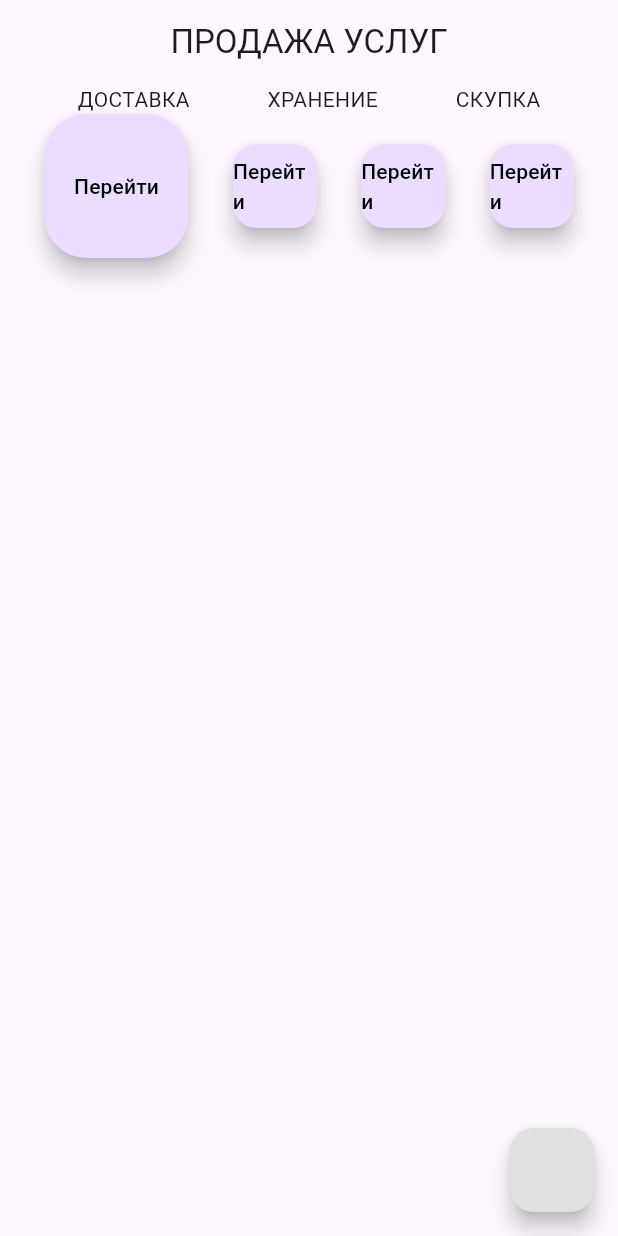
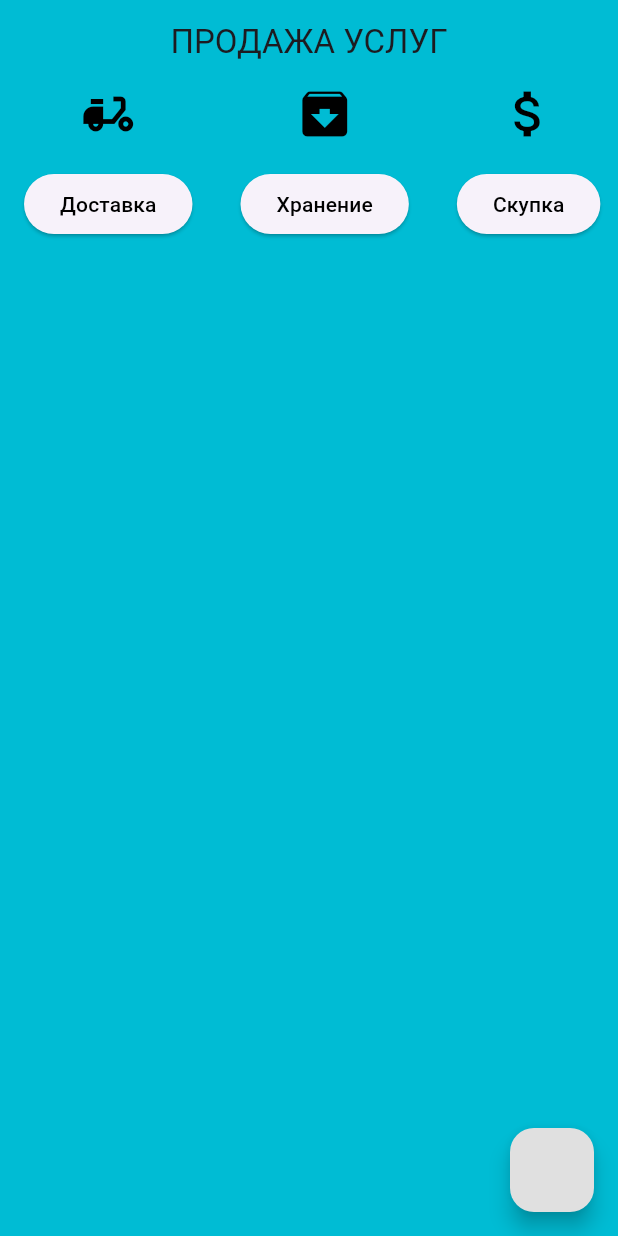
Before and after one commit to 0g1ock/dart, a Flutter app: the screen it shows after launch, on a phone screen of 412 x 824 dp. Run offline on Flutter 3.47's test engine with Material 3 defaults, Android fonts, the phone set to English and light mode, and no system bars.

Commit message:
icon,fon

```diff
--- a/flutter_application_1/lib/main.dart
+++ b/flutter_application_1/lib/main.dart
@@ -1,16 +1,21 @@
 import 'package:flutter/material.dart';
+import 'dostavka_Screen.dart';
+import 'hranenie_Screen.dart';
+import 'skupka_Screen.dart';
+
 
 void main() {
-  runApp(const MainApp());
+  runApp(const MaterialApp(home:MainApp()));
 }
 class MainApp extends StatelessWidget {
   const MainApp({super.key});
 
   @override
   Widget build(BuildContext context) {
-    return  MaterialApp(
-      home: Scaffold(
+    return  Scaffold(
+      backgroundColor: Colors.cyan,
         appBar: AppBar(
+      backgroundColor: Colors.cyan,
     title: Text('ПРОДАЖА УСЛУГ'),
     centerTitle: true,
        ),
@@ -18,54 +23,88 @@ class MainApp extends StatelessWidget {
         onPressed: null,
         backgroundColor: Colors.grey[300],
         ),
-        body: Column(children: [
-          Row(
-            mainAxisAlignment: MainAxisAlignment.spaceEvenly,
-            children: [
-                Container(child: Text('ДОСТАВКА')),
-                Container(child: Text('ХРАНЕНИЕ')),
-                Container(child: Text('СКУПКА')),
-            ],
-          ) ,
-           Row(
-            mainAxisAlignment: MainAxisAlignment.spaceEvenly,
-            children: [
-              FloatingActionButton.large(onPressed: () {},
+        body: Center(child:  Row(
+  mainAxisAlignment: MainAxisAlignment.spaceBetween,
+  children: [
+    Column(
+      children: [
+        Container(
 
-              child:
-                 Text(
-                "Перейти", style:
-                TextStyle(
-                  color: const Color.fromARGB(255, 0, 0, 0)
-                ),
-              )),
-              FloatingActionButton(
-                isExtended:true,
-                onPressed: () {print('1223');}, child:
-              Text(
-                "Перейти", style:
-                TextStyle(
-                  color: const Color.fromARGB(255, 0, 0, 0)
-                ),
-              )),
-              FloatingActionButton(onPressed: () {print('1223');}, child:
-              Text(
-                "Перейти", style:
-                TextStyle(
-                  color: const Color.fromARGB(255, 0, 0, 0)
-                ),
-              )),
-              FloatingActionButton(onPressed: () {print('1223');}, child:
-              Text(
-                "Перейти", style:
-                TextStyle(
-                  color: const Color.fromARGB(255, 0, 0, 0)
-                ),
-              )),
-            ],
-          )
-        ]),
-      ),
+          child: Icon(
+  Icons.delivery_dining, // Иконка доставки
+  color: const Color.fromARGB(255, 0, 0, 0),
+  size: 40.0,
+),
+        ),
+        Container(
+          margin: EdgeInsets.all(16.0),
+          child:     ElevatedButton(
+            onPressed: () {
+                Navigator.push(
+                  context,
+                  MaterialPageRoute<void>(
+                    builder: (context) => DostavkaScreen(), // Передача счетчика как параметра
+                  ),
+                );
+            },
+            child: Text('Доставка', style: TextStyle(color: Colors.black),),
+          ),
+        ),
+      ],
+    ),
+    Column(
+      children: [
+        Container(
+          child: Icon(
+  Icons.archive, // Иконка доставки
+  color: const Color.fromARGB(255, 0, 0, 0),
+  size: 40.0,
+),
+        ),
+        Container(
+          margin: EdgeInsets.all(16.0),
+          child: ElevatedButton(
+            onPressed: () {
+                 Navigator.push(
+                  context,
+                  MaterialPageRoute<void>(
+                    builder: (context) => HranenieScreen(), // Передача счетчика как параметра
+                  ),
+                );
+            },
+            child: Text('Хранение', style: TextStyle(color: Colors.black),),
+          ),
+        ),
+      ],
+    ),
+    Column(
+      children: [
+        Container(
+          child: Icon(
+  Icons.attach_money, // Иконка доставки
+  color: const Color.fromARGB(255, 0, 0, 0),
+  size: 40.0,
+),
+        ),
+        Container(
+          margin: EdgeInsets.all(16.0),
+          child: ElevatedButton(
+            onPressed: () {
+                Navigator.push(
+                  context,
+                  MaterialPageRoute<void>(
+                    builder: (context) => SkupkaScreen(), // Передача счетчика как параметра
+                  ),
+                );
+            },
+            child: Text('Скупка', style: TextStyle(color: Colors.black),),
+          ),
+        ),
+      ],
+    ),
+  ],
+        ))
+
     );
   }
 }
```
Also changed, not shown: flutter_application_1/lib/dostavka_Screen.dart (added, +17 -0 lines), flutter_application_1/lib/hranenie_Screen.dart (added, +17 -0 lines), flutter_application_1/lib/skupka_Screen.dart (added, +17 -0 lines).
